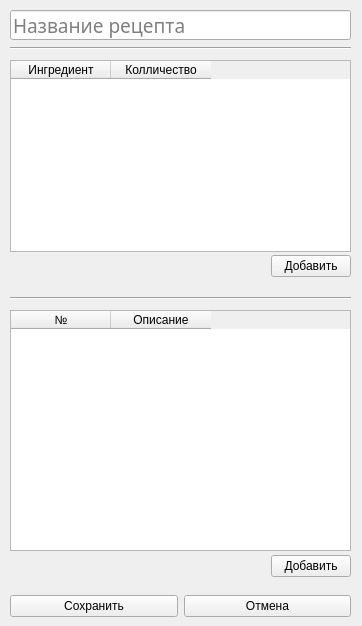
Qt form project/forms/Recipe_edit.ui (Galoev/nutritionist-helper) before a commit.
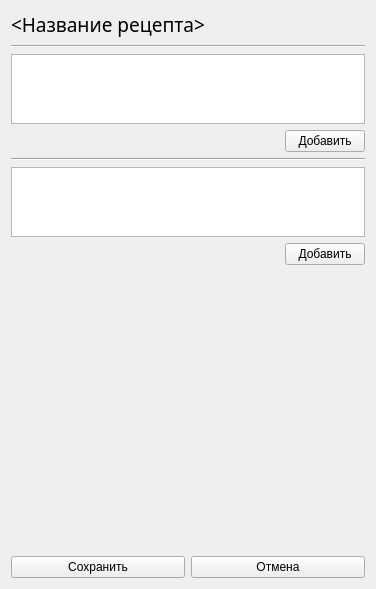
The same form after that commit.

```diff
--- a/project/forms/Recipe_edit.ui
+++ b/project/forms/Recipe_edit.ui
@@ -6,60 +6,48 @@
    <rect>
     <x>0</x>
     <y>0</y>
-    <width>362</width>
-    <height>626</height>
+    <width>376</width>
+    <height>589</height>
    </rect>
   </property>
   <property name="windowTitle">
    <string>Form</string>
   </property>
-  <widget class="QLineEdit" name="lineEdit_recipeName">
-   <property name="geometry">
-    <rect>
-     <x>10</x>
-     <y>10</y>
-     <width>341</width>
-     <height>30</height>
-    </rect>
-   </property>
-   <property name="minimumSize">
-    <size>
-     <width>0</width>
-     <height>30</height>
-    </size>
-   </property>
+  <layout class="QVBoxLayout" name="verticalLayout" stretch="1,1,1,1,1,1,1,10,1">
+   <item>
+    <widget class="QLabel" name="label_clientPatronymic">
    <property name="font">
     <font>
      <family>Calibri Light</family>
      <pointsize>14</pointsize>
     </font>
    </property>
-   <property name="placeholderText">
-    <string>Название рецепта</string>
-   </property>
-  </widget>
+     <property name="text">
+      <string>&lt;Название рецепта&gt;</string>
+     </property>
+    </widget>
+   </item>
+   <item>
   <widget class="Line" name="line">
-   <property name="geometry">
-    <rect>
-     <x>10</x>
-     <y>40</y>
-     <width>341</width>
-     <height>16</height>
-    </rect>
-   </property>
    <property name="orientation">
     <enum>Qt::Horizontal</enum>
    </property>
   </widget>
+   </item>
+   <item>
   <widget class="QTableWidget" name="tableWidget_ingredientList">
-   <property name="geometry">
-    <rect>
-     <x>10</x>
-     <y>60</y>
-     <width>341</width>
-     <height>192</height>
-    </rect>
-   </property>
+     <property name="alternatingRowColors">
+      <bool>true</bool>
+     </property>
+     <attribute name="horizontalHeaderVisible">
+      <bool>false</bool>
+     </attribute>
+     <attribute name="horizontalHeaderShowSortIndicator" stdset="0">
+      <bool>false</bool>
+     </attribute>
+     <attribute name="verticalHeaderVisible">
+      <bool>false</bool>
+     </attribute>
    <column>
     <property name="text">
      <string>Ингредиент</string>
@@ -71,15 +59,8 @@
     </property>
    </column>
   </widget>
-  <widget class="QWidget" name="horizontalLayoutWidget">
-   <property name="geometry">
-    <rect>
-     <x>10</x>
-     <y>250</y>
-     <width>341</width>
-     <height>32</height>
-    </rect>
-   </property>
+   </item>
+   <item>
    <layout class="QHBoxLayout" name="horizontalLayout">
     <item>
      <spacer name="horizontalSpacer">
@@ -102,58 +83,33 @@
      </widget>
     </item>
    </layout>
-  </widget>
+   </item>
+   <item>
   <widget class="Line" name="line_2">
-   <property name="geometry">
-    <rect>
-     <x>10</x>
-     <y>290</y>
-     <width>341</width>
-     <height>16</height>
-    </rect>
-   </property>
    <property name="orientation">
     <enum>Qt::Horizontal</enum>
    </property>
   </widget>
+   </item>
+   <item>
   <widget class="QTableWidget" name="tableWidget_recipeDescription">
-   <property name="geometry">
-    <rect>
-     <x>10</x>
-     <y>310</y>
-     <width>341</width>
-     <height>241</height>
-    </rect>
-   </property>
    <attribute name="horizontalHeaderVisible">
-    <bool>true</bool>
+      <bool>false</bool>
    </attribute>
    <attribute name="horizontalHeaderCascadingSectionResizes">
     <bool>false</bool>
    </attribute>
    <attribute name="horizontalHeaderDefaultSectionSize">
-    <number>100</number>
-   </attribute>
-   <column>
-    <property name="text">
-     <string>№</string>
-    </property>
-   </column>
+      <number>300</number>
+     </attribute>
    <column>
     <property name="text">
      <string>Описание</string>
     </property>
    </column>
   </widget>
-  <widget class="QWidget" name="horizontalLayoutWidget_2">
-   <property name="geometry">
-    <rect>
-     <x>10</x>
-     <y>550</y>
-     <width>341</width>
-     <height>32</height>
-    </rect>
-   </property>
+   </item>
+   <item>
    <layout class="QHBoxLayout" name="horizontalLayout_2">
     <item>
      <spacer name="horizontalSpacer_2">
@@ -176,16 +132,21 @@
      </widget>
     </item>
    </layout>
-  </widget>
-  <widget class="QWidget" name="layoutWidget">
-   <property name="geometry">
-    <rect>
-     <x>10</x>
-     <y>590</y>
-     <width>341</width>
-     <height>32</height>
-    </rect>
-   </property>
+   </item>
+   <item>
+    <spacer name="verticalSpacer">
+     <property name="orientation">
+      <enum>Qt::Vertical</enum>
+     </property>
+     <property name="sizeHint" stdset="0">
+      <size>
+       <width>0</width>
+       <height>0</height>
+      </size>
+     </property>
+    </spacer>
+   </item>
+   <item>
    <layout class="QHBoxLayout" name="horizontalLayout_3">
     <item>
      <widget class="QPushButton" name="pushButton_save">
@@ -202,7 +163,8 @@
      </widget>
     </item>
    </layout>
-  </widget>
+   </item>
+  </layout>
  </widget>
  <resources/>
  <connections/>
```
Lines whose indentation alone changed are shown as unchanged.
